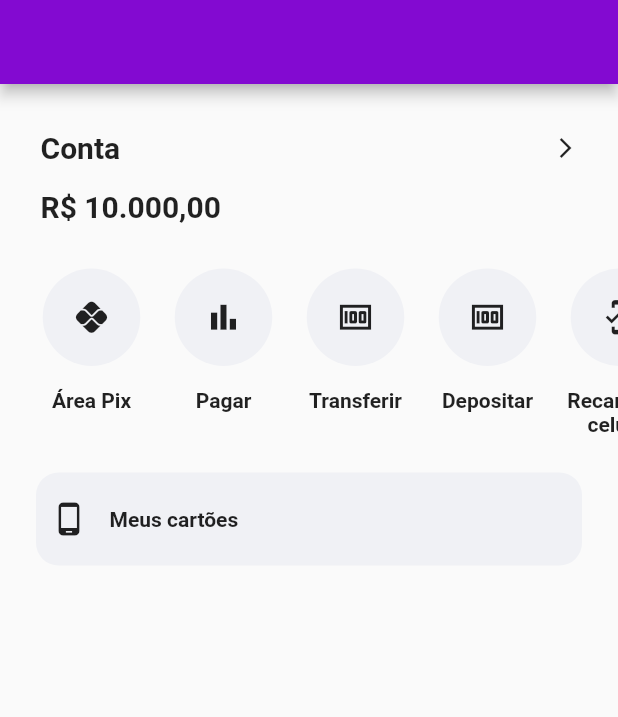
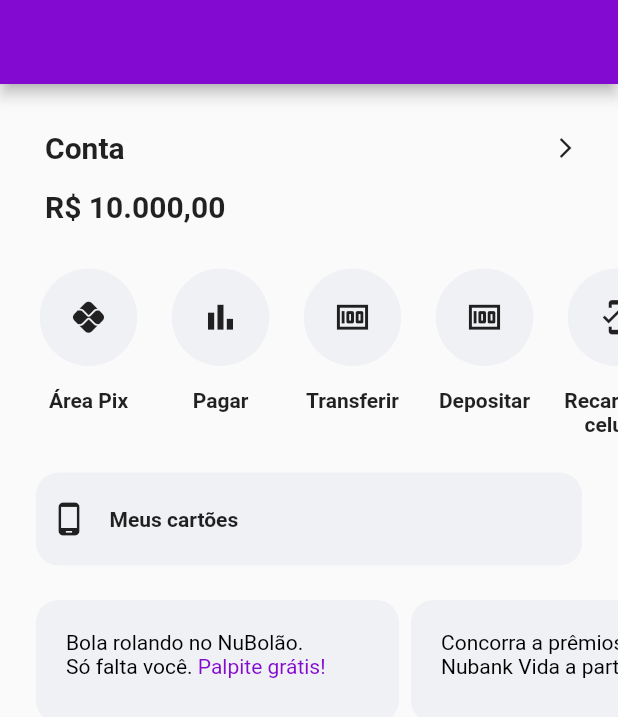
Before and after one commit to ArthurReichert/nubank_app, a Flutter app: the screen it shows after launch, on a phone screen of 412 x 824 dp. Shown: the top 717 px of the screen. Run offline on Flutter 3.47's test engine with Material 2 defaults, Android fonts, the phone set to English and light mode, and no system bars.

Commit message:
ajusted paddings and adds params

```diff
--- a/lib/presentation/screens/home_page.dart
+++ b/lib/presentation/screens/home_page.dart
@@ -1,6 +1,7 @@
 // ignore_for_file: library_private_types_in_public_api
 
 import 'package:flutter/material.dart';
+import 'package:nubank_app/presentation/screens/widgets/adds.dart';
 
 import 'widgets/account_balance.dart';
 import 'widgets/my_card.dart';
@@ -26,6 +27,7 @@ class _HomePageState extends State<HomePage> {
           AccountBalance(),
           ShortcutScrollbar(),
           MyCard(),
+          Adds(),
         ],
       ),
     );
--- a/lib/presentation/screens/widgets/account_balance.dart
+++ b/lib/presentation/screens/widgets/account_balance.dart
@@ -13,7 +13,7 @@ class _AccountBalanceState extends State<AccountBalance> {
   @override
   Widget build(BuildContext context) {
     return Padding(
-      padding: const EdgeInsets.only(top: 31, right: 27, left: 27),
+      padding: const EdgeInsets.only(top: 31, right: 27, left: 30),
       child: Column(
         mainAxisAlignment: MainAxisAlignment.spaceEvenly,
         children: [
--- /dev/null
+++ b/lib/presentation/screens/widgets/adds.dart
@@ -0,0 +1,88 @@
+import 'package:flutter/material.dart';
+
+import 'adds/adds_item.dart';
+
+import '../../themes/theme_colors.dart';
+
+class Adds extends StatefulWidget {
+  const Adds({Key? key}) : super(key: key);
+
+  @override
+  State<Adds> createState() => _AddsState();
+}
+
+class _AddsState extends State<Adds> {
+  @override
+  Widget build(BuildContext context) {
+    return Padding(
+      padding: const EdgeInsets.only(left: 20, top: 15),
+      child: SingleChildScrollView(
+        scrollDirection: Axis.horizontal,
+        child: Row(
+          mainAxisAlignment: MainAxisAlignment.start,
+          crossAxisAlignment: CrossAxisAlignment.start,
+          children: [
+            AddsItem(
+              text: [
+                RichText(
+                  text: TextSpan(
+                    style: TextStyle(
+                      fontSize: 14,
+                      color: Colors.black,
+                    ),
+                    children: [
+                      TextSpan(
+                        text: "Bola rolando no NuBolão.\nSó falta você. ",
+                      ),
+                      TextSpan(
+                        text: "Palpite grátis!",
+                        style: TextStyle(
+                          fontSize: 14,
+                          color: AppColor.primaryColor,
+                        ),
+                      )
+                    ],
+                  ),
+                ),
+              ],
+            ),
+            AddsItem(
+              text: [
+                RichText(
+                  text: TextSpan(
+                    style: TextStyle(fontSize: 14, color: Colors.black),
+                    children: [
+                      TextSpan(
+                          text:
+                              "Concorra a prêmios com o\nNubank Vida a partir de R\$4/..."),
+                    ],
+                  ),
+                ),
+              ],
+            ),
+            AddsItem(
+              text: [
+                RichText(
+                  text: TextSpan(
+                    style: TextStyle(fontSize: 14, color: Colors.black),
+                    children: [
+                      TextSpan(
+                          text: "Convide amigos para o Nubank\n",
+                          style: TextStyle(
+                            color: AppColor.primaryColor,
+                            fontSize: 14,
+                          )),
+                      TextSpan(
+                          text: "e desbloqueie brasões incríveis",
+                          style: TextStyle(fontSize: 14))
+                    ],
+                  ),
+                ),
+              ],
+            ),
+          ],
+        ),
+      ),
+    );
+  }
+}
--- /dev/null
+++ b/lib/presentation/screens/widgets/adds/adds_item.dart
@@ -0,0 +1,39 @@
+import 'package:flutter/material.dart';
+
+import '../../../themes/theme_colors.dart';
+
+class AddsItem extends StatefulWidget {
+  final List<Widget> text;
+
+  const AddsItem({Key? key, required this.text}) : super(key: key);
+
+  @override
+  State<AddsItem> createState() => _AddsItemState();
+}
+
+class _AddsItemState extends State<AddsItem> {
+  @override
+  Widget build(BuildContext context) {
+    return SizedBox(
+      height: 90,
+      width: 250,
+      child: Card(
+        shadowColor: Colors.transparent,
+        shape: RoundedRectangleBorder(
+          borderRadius: BorderRadius.circular(15),
+        ),
+        color: AppColor.backgroundGreyColor,
+        child: Padding(
+          padding: const EdgeInsets.all(20),
+          child: Row(
+              mainAxisAlignment: MainAxisAlignment.start,
+            crossAxisAlignment: CrossAxisAlignment.start,
+            children: [
+              for(var i = 0; i < widget.text.length; i++) widget.text[i]
+            ]
+          ),
+        ),
+      ),
+    );
+  }
+}
--- /dev/null
+++ b/lib/presentation/screens/widgets/adds/build_body.dart
@@ -0,0 +1,15 @@
+import 'package:flutter/material.dart';
+
+class BuildBody extends StatefulWidget {
+  const BuildBody({Key? key}) : super(key: key);
+
+  @override
+  State<BuildBody> createState() => _BuildBodyState();
+}
+
+class _BuildBodyState extends State<BuildBody> {
+  @override
+  Widget build(BuildContext context) {
+    return new Container();
+  }
+}
--- a/lib/presentation/screens/widgets/shortchut_scrollbar/shortcut_scrollbar_item.dart
+++ b/lib/presentation/screens/widgets/shortchut_scrollbar/shortcut_scrollbar_item.dart
@@ -23,6 +23,9 @@ class _ShortcutScrollbarItemState extends State<ShortcutScrollbarItem> {
           onPressed: () { },
           elevation: 0,
           disabledElevation: 0,
+          focusElevation: 0,
+          hoverElevation: 0,
+          highlightElevation: 0,
           fillColor: AppColor.backgroundGreyColor,
           child: Icon(
             widget.icon,
--- a/lib/presentation/screens/widgets/shortcut_scrollbar.dart
+++ b/lib/presentation/screens/widgets/shortcut_scrollbar.dart
@@ -16,7 +16,7 @@ class _ShortcutScrollbarState extends State<ShortcutScrollbar> {
       child: SingleChildScrollView(
         scrollDirection: Axis.horizontal,
         child: Padding(
-          padding: const EdgeInsets.only(top: 30, left: 17),
+          padding: const EdgeInsets.only(top: 30, left: 15),
           child: Row(
             crossAxisAlignment: CrossAxisAlignment.start,
             children: [
--- a/lib/presentation/themes/theme_colors.dart
+++ b/lib/presentation/themes/theme_colors.dart
@@ -12,7 +12,7 @@ class AppColor {
   static const greenColor = Color(0XFF548E70);
 
   //Others
-  static const blackColor = Color(0XFF00000);
+  static const blackColor = Color(0XFF0000);
   static const whiteColor = Color(0xFFFFFF);
 
 }
```
